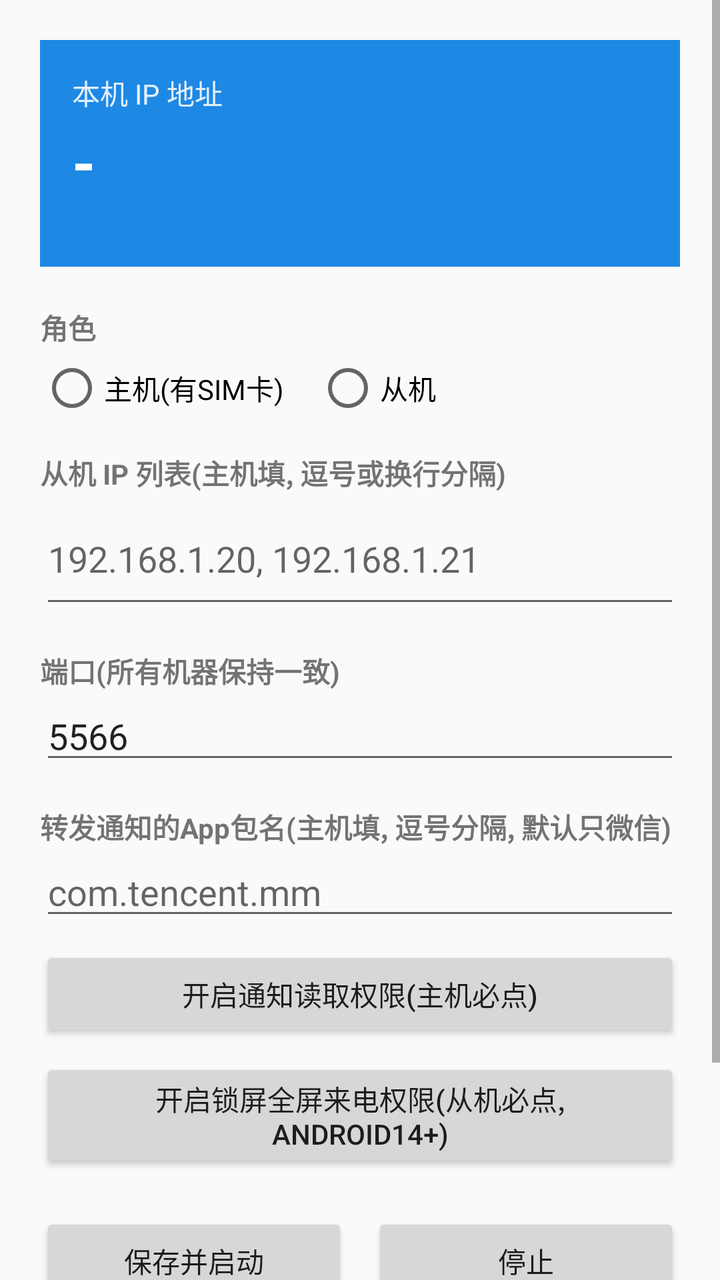
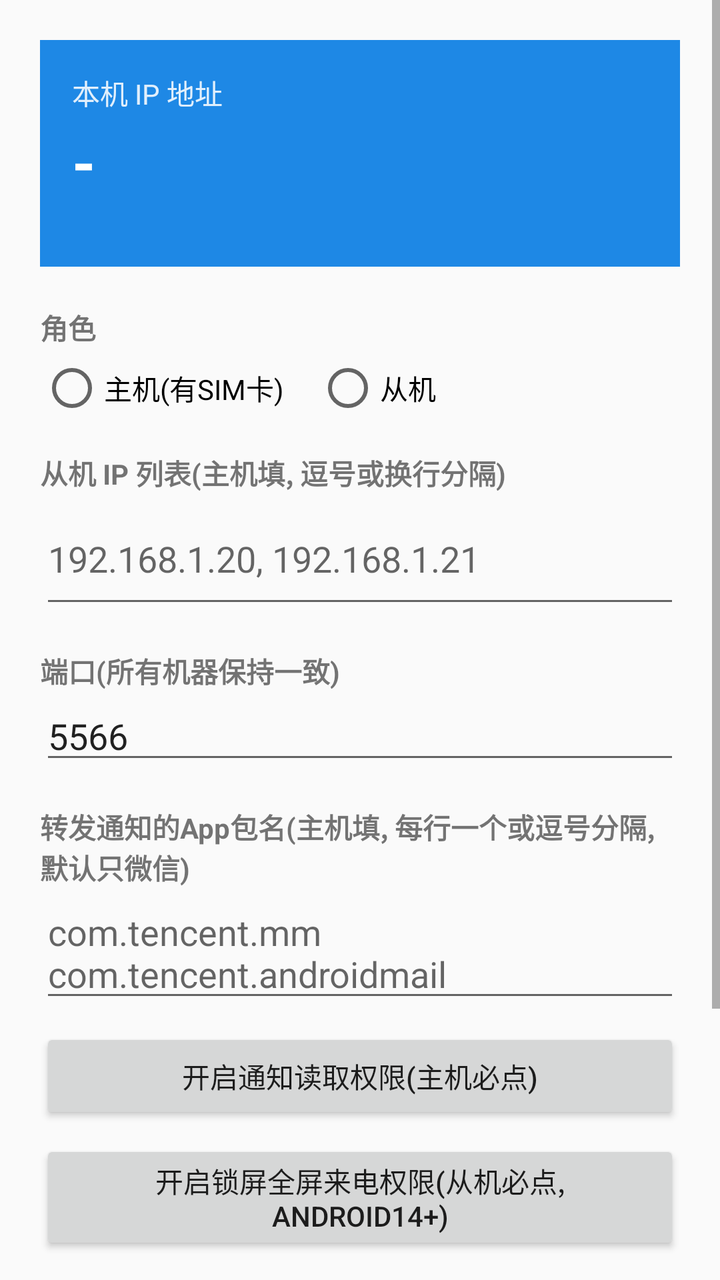

Screens rendered from an Android XML layout before and after an edit, with the pre-edit source and the edit as a unified diff.
<!-- AndroidManifest.xml: application theme AppTheme -->
<!-- res/layout/activity_main.xml -->
<?xml version="1.0" encoding="utf-8"?>
<ScrollView xmlns:android="http://schemas.android.com/apk/res/android"
    android:layout_width="match_parent"
    android:layout_height="match_parent">

    <LinearLayout
        android:layout_width="match_parent"
        android:layout_height="wrap_content"
        android:orientation="vertical"
        android:padding="20dp">

        <LinearLayout
            android:layout_width="match_parent"
            android:layout_height="wrap_content"
            android:orientation="vertical"
            android:background="#1E88E5"
            android:padding="16dp"
            android:layout_marginBottom="20dp">

            <TextView
                android:layout_width="wrap_content"
                android:layout_height="wrap_content"
                android:text="本机 IP 地址"
                android:textColor="#DDFFFFFF"
                android:textSize="14sp" />

            <TextView
                android:id="@+id/tvLocalIp"
                android:layout_width="wrap_content"
                android:layout_height="wrap_content"
                android:layout_marginTop="4dp"
                android:text="-"
                android:textColor="#FFFFFF"
                android:textSize="30sp"
                android:textStyle="bold" />

            <TextView
                android:id="@+id/tvIface"
                android:layout_width="wrap_content"
                android:layout_height="wrap_content"
                android:text=""
                android:textColor="#CCFFFFFF"
                android:textSize="12sp" />
        </LinearLayout>

        <TextView
            android:layout_width="wrap_content"
            android:layout_height="wrap_content"
            android:text="角色"
            android:textStyle="bold"
            android:paddingBottom="4dp" />

        <RadioGroup
            android:id="@+id/roleGroup"
            android:layout_width="match_parent"
            android:layout_height="wrap_content"
            android:orientation="horizontal">

            <RadioButton
                android:id="@+id/rbMaster"
                android:layout_width="wrap_content"
                android:layout_height="wrap_content"
                android:text="主机(有SIM卡)" />

            <RadioButton
                android:id="@+id/rbSlave"
                android:layout_width="wrap_content"
                android:layout_height="wrap_content"
                android:layout_marginStart="16dp"
                android:text="从机" />
        </RadioGroup>

        <TextView
            android:layout_width="wrap_content"
            android:layout_height="wrap_content"
            android:layout_marginTop="16dp"
            android:text="从机 IP 列表(主机填, 逗号或换行分隔)"
            android:textStyle="bold" />

        <EditText
            android:id="@+id/etSlaves"
            android:layout_width="match_parent"
            android:layout_height="wrap_content"
            android:hint="192.168.1.20, 192.168.1.21"
            android:inputType="textMultiLine"
            android:minLines="2" />

        <TextView
            android:layout_width="wrap_content"
            android:layout_height="wrap_content"
            android:layout_marginTop="16dp"
            android:text="端口(所有机器保持一致)"
            android:textStyle="bold" />

        <EditText
            android:id="@+id/etPort"
            android:layout_width="match_parent"
            android:layout_height="wrap_content"
            android:inputType="number"
            android:text="5566" />

        <TextView
            android:layout_width="wrap_content"
            android:layout_height="wrap_content"
            android:layout_marginTop="16dp"
            android:text="转发通知的App包名(主机填, 逗号分隔, 默认只微信)"
            android:textStyle="bold" />

        <EditText
            android:id="@+id/etPkgFilter"
            android:layout_width="match_parent"
            android:layout_height="wrap_content"
            android:hint="com.tencent.mm"
            android:inputType="text" />

        <Button
            android:id="@+id/btnNotiAccess"
            android:layout_width="match_parent"
            android:layout_height="wrap_content"
            android:layout_marginTop="8dp"
            android:text="开启通知读取权限(主机必点)" />

        <Button
            android:id="@+id/btnFullScreenIntent"
            android:layout_width="match_parent"
            android:layout_height="wrap_content"
            android:layout_marginTop="8dp"
            android:text="开启锁屏全屏来电权限(从机必点, Android14+)" />

        <LinearLayout
            android:layout_width="match_parent"
            android:layout_height="wrap_content"
            android:layout_marginTop="20dp"
            android:orientation="horizontal">

            <Button
                android:id="@+id/btnStart"
                android:layout_width="0dp"
                android:layout_height="wrap_content"
                android:layout_weight="1"
                android:text="保存并启动" />

            <Button
                android:id="@+id/btnStop"
                android:layout_width="0dp"
                android:layout_height="wrap_content"
                android:layout_weight="1"
                android:layout_marginStart="12dp"
                android:text="停止" />
        </LinearLayout>

        <Button
            android:id="@+id/btnHistory"
            android:layout_width="match_parent"
            android:layout_height="wrap_content"
            android:layout_marginTop="12dp"
            android:text="查看历史记录(短信/微信)" />

        <TextView
            android:id="@+id/tvStatus"
            android:layout_width="wrap_content"
            android:layout_height="wrap_content"
            android:layout_marginTop="16dp"
            android:text="状态: -" />

    </LinearLayout>
</ScrollView>
<!-- resources referenced by this layout -->
<resources>
  <style name="AppTheme" parent="Theme.AppCompat.DayNight.DarkActionBar" />
</resources>

<!-- the commit's change to res/layout/activity_main.xml (unified diff, before → after) -->
@@ -103,15 +103,16 @@
             android:layout_width="wrap_content"
             android:layout_height="wrap_content"
             android:layout_marginTop="16dp"
-            android:text="转发通知的App包名(主机填, 逗号分隔, 默认只微信)"
+            android:text="转发通知的App包名(主机填, 每行一个或逗号分隔, 默认只微信)"
             android:textStyle="bold" />
 
         <EditText
             android:id="@+id/etPkgFilter"
             android:layout_width="match_parent"
             android:layout_height="wrap_content"
-            android:hint="com.tencent.mm"
-            android:inputType="text" />
+            android:hint="com.tencent.mm&#10;com.tencent.androidmail"
+            android:inputType="textMultiLine"
+            android:minLines="2" />
 
         <Button
             android:id="@+id/btnNotiAccess"
